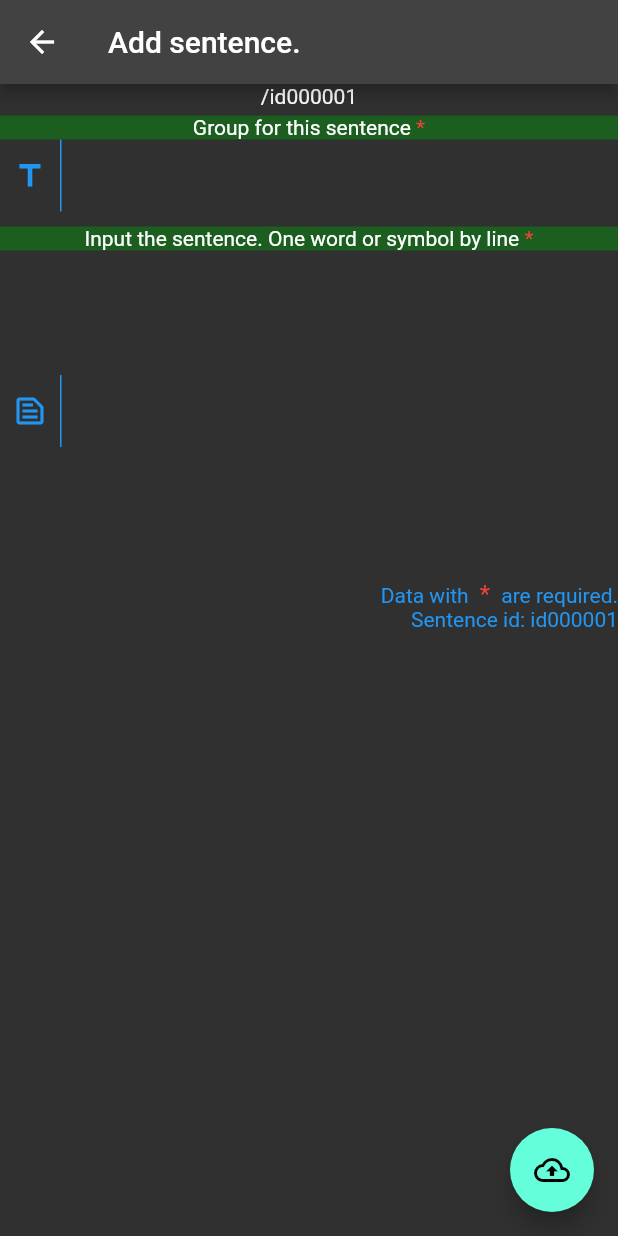
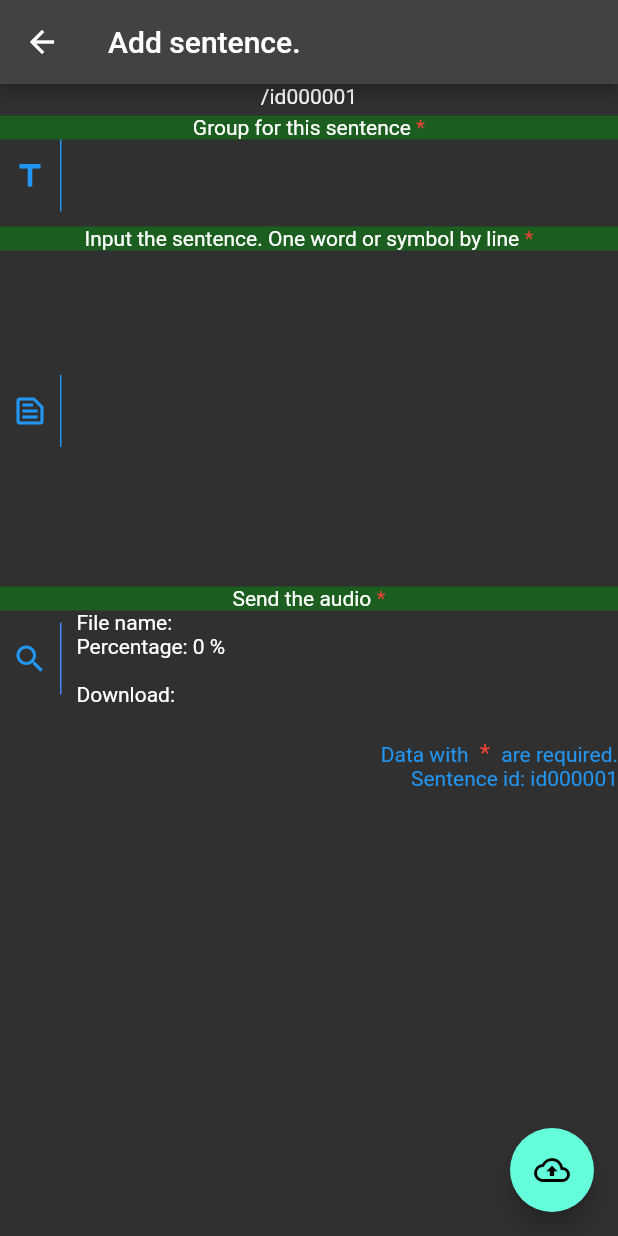
Before and after one commit to catalunha/transcribing2, a Flutter app: the PhrasePage screen opened by its route, after a tap on the "add" icon, on a phone screen of 412 x 824 dp. Run offline on Flutter 3.47's test engine with Material 2 defaults, Android fonts, the phone set to English and light mode, and no system bars; our stand-ins replace cloud_firestore, file_picker, firebase_auth, firebase_core, firebase_storage, get and 1 more; accounts and stored records are empty; network calls fail.

Commit message:
upload ok.

```diff
--- a/lib/app/data/model/phrase_model.dart
+++ b/lib/app/data/model/phrase_model.dart
@@ -7,15 +7,15 @@ class PhraseModel {
   static const String collection = 'phrase';
   final String id;
 
-  final UserRef teacher;
-  final String group;
-  final List<String> phraseList;
-  final String phraseAudio;
+  UserRef teacher;
+  String group;
+  List<String> phraseList;
+  String phraseAudio;
 
-  final bool isArchived;
+  bool isArchived;
 
-  final String? phraseImage;
-  final List<String>? phraseListImage;
+  String? phraseImage;
+  List<String>? phraseListImage;
   PhraseModel({
     required this.id,
     required this.teacher,
--- a/lib/app/modules/phrase/phrase_addedit.dart
+++ b/lib/app/modules/phrase/phrase_addedit.dart
@@ -7,81 +7,154 @@ import 'package:transcribing2/app/widget/input_description.dart';
 import 'package:transcribing2/app/widget/input_title.dart';
 import 'package:transcribing2/app/widget/required_id.dart';
 
-class PhraseAddEdit extends StatefulWidget {
-  PhraseController controller = Get.find<PhraseController>();
+class PhraseAddEdit extends GetView<PhraseController> {
+// class PhraseAddEdit extends StatefulWidget {
+//   PhraseController controller = Get.find<PhraseController>();
 
-  PhraseAddEdit({
-    Key? key,
-  }) : super(key: key);
+//   PhraseAddEdit({
+//     Key? key,
+//   }) : super(key: key);
 
-  @override
-  _PhraseAddEditState createState() => _PhraseAddEditState();
-}
+//   @override
+//   _PhraseAddEditState createState() => _PhraseAddEditState();
+// }
 
-class _PhraseAddEditState extends State<PhraseAddEdit> {
-  // late PhraseController controller;
+// class _PhraseAddEditState extends State<PhraseAddEdit> {
+//   // late PhraseController controller;
 
-  // // _PhraseAddEditState();
-  // @override
-  // void initState() {
-  //   super.initState();
-  //   controller = widget.phraseController;
-  // }
+//   // // _PhraseAddEditState();
+//   // @override
+//   // void initState() {
+//   //   super.initState();
+//   //   controller = phraseController;
+//   // }
 
   @override
   Widget build(BuildContext context) {
     return Scaffold(
       appBar: AppBar(
-        title:
-            Text('${widget.controller.addOrEdit ? "Add" : "Edit"} sentence.'),
+        title: Text('${controller.addOrEdit ? "Add" : "Edit"} sentence.'),
       ),
       body: SingleChildScrollView(
-        child: Form(
-            key: widget.controller.formKey,
+        child: Column(
+          children: [
+            Form(
+              key: controller.formKey,
               child: Column(
                 mainAxisSize: MainAxisSize.min,
                 children: [
-                Text(
-                    '${widget.controller.model.teacher.id}/${widget.controller.model.id}'),
+                  Text('${controller.model.teacher.id}/${controller.model.id}'),
                   InputTitle(
                     label: 'Group for this sentence',
                     required: true,
-                  initialValue: widget.controller.model.group,
-                  validator: widget.controller.formValidateRequiredText,
+                    initialValue: controller.model.group,
+                    validator: controller.formValidateRequiredText,
                     onChanged: (value) {
-                    widget.controller.formOnChangeField(group: value);
+                      controller.formOnChangeField(group: value);
                     },
                   ),
                   InputDescription(
                     label: 'Input the sentence. One word or symbol by line',
                     required: true,
-                  initialValue: widget.controller.model.phraseList.join('\n'),
-                  validator: widget.controller.formValidateRequiredText,
+                    initialValue: controller.model.phraseList.join('\n'),
+                    validator: controller.formValidateRequiredText,
                     onChanged: (value) {
-                    widget.controller.formOnChangeField(phrase: value);
+                      controller.formOnChangeField(phrase: value);
                     },
                   ),
                   // UploadWidget(
                   //   label: 'Send the audio',
                   //   requiredField: true,
                   //   pathInFirestore:
-                //       '${widget.controller.model.teacher.id}/${widget.controller.model.id}',
+                  //       '${controller.model.teacher.id}/${controller.model.id}',
+                  //   setStateWidget: () {
+                  //     print('setState in phraseAddEdit');
+                  //     setState(() {});
+                  //   },
+                  // ),
+                ],
+              ),
+            ),
+            // Obx(() {
+            //   return UploadWidget(
+            //     label: 'Send the audio',
+            //     requiredField: true,
+            //     pathInFirestore:
+            //         '${controller.model.teacher.id}/${controller.model.id}',
+            //     setStateWidget: () {
+            //       print('setState in phraseAddEdit');
+            //       // setState(() {});
+            //     },
+            //   );
+            // }),
+            UploadWidget(
+              label: 'Send the audio',
+              requiredField: true,
+              pathInFirestore:
+                  '${controller.model.teacher.id}/${controller.model.id}',
+              getUrl: (url) {
+                print('setState in phraseAddEdit');
+                controller.formOnChangeField(phraseAudio: url);
+                // setState(() {});
+              },
+            ),
+            Obx(() {
+              return Text('${controller.model.phraseAudio}');
+            }),
+            RequiredId(
+              message: 'Sentence id: ${controller.model.id}',
+            ),
+          ],
+        ),
+        /*
+        child: Form(
+          key: controller.formKey,
+          child: Column(
+            mainAxisSize: MainAxisSize.min,
+            children: [
+              Text(
+                  '${controller.model.teacher.id}/${controller.model.id}'),
+              InputTitle(
+                label: 'Group for this sentence',
+                required: true,
+                initialValue: controller.model.group,
+                validator: controller.formValidateRequiredText,
+                onChanged: (value) {
+                  controller.formOnChangeField(group: value);
+                },
+              ),
+              InputDescription(
+                label: 'Input the sentence. One word or symbol by line',
+                required: true,
+                initialValue: controller.model.phraseList.join('\n'),
+                validator: controller.formValidateRequiredText,
+                onChanged: (value) {
+                  controller.formOnChangeField(phrase: value);
+                },
+              ),
+              // UploadWidget(
+              //   label: 'Send the audio',
+              //   requiredField: true,
+              //   pathInFirestore:
+              //       '${controller.model.teacher.id}/${controller.model.id}',
               //   setStateWidget: () {
               //     print('setState in phraseAddEdit');
               //     setState(() {});
               //   },
               // ),
               RequiredId(
-                  message: 'Sentence id: ${widget.controller.model.id}',
+                message: 'Sentence id: ${controller.model.id}',
               ),
             ],
-            )),
+          ),
+        ),
+        */
       ),
       floatingActionButton: FloatingActionButton(
         tooltip: 'Save this data in cloud',
         child: const Icon(AppIconData.saveInCloud),
         onPressed: () {
-          widget.controller.formSubmit();
+          controller.formSubmit();
         },
       ),
     );
--- a/lib/app/modules/upload/upload_widget.dart
+++ b/lib/app/modules/upload/upload_widget.dart
@@ -4,12 +4,13 @@ import 'package:transcribing2/app/modules/upload/upload_controller.dart';
 import 'package:transcribing2/app/theme/app_icon.dart';
 import 'package:url_launcher/url_launcher.dart';
 
+// class UploadWidget extends GetView<UploadController> {
 class UploadWidget extends StatelessWidget {
-  UploadController controller = Get.find<UploadController>();
-
+  // UploadController controller = Get.find<UploadController>();
+  UploadController controller = Get.put(UploadController());
   final String label;
   final bool requiredField;
-  final VoidCallback setStateWidget;
+  final Function(String) getUrl;
   final String pathInFirestore;
   // final VoidCallback uploadingFile;
   // final double percentageOfUpload;
@@ -19,7 +20,7 @@ class UploadWidget extends StatelessWidget {
     Key? key,
     required this.label,
     required this.requiredField,
-    required this.setStateWidget,
+    required this.getUrl,
     required this.pathInFirestore,
     // required this.uploadingFile,
     // required this.percentageOfUpload,
@@ -55,11 +56,18 @@ class UploadWidget extends StatelessWidget {
           Row(
             mainAxisSize: MainAxisSize.min,
             children: [
-              const Padding(
-                padding: EdgeInsets.symmetric(horizontal: 8),
-                child: Icon(
-                  AppIconData.attachFile,
-                  color: Colors.blue,
+              Padding(
+                padding: const EdgeInsets.symmetric(horizontal: 8),
+                child: GestureDetector(
+                  onTap: () async {
+                    await controller.selectFileUpload();
+                    controller.upload(pathInFirestore);
+                    controller.setExternalGetUrl(getUrl);
+                  },
+                  child: const Icon(
+                    AppIconData.search,
+                    color: Colors.blue,
+                  ),
                 ),
               ),
               Container(
@@ -67,27 +75,37 @@ class UploadWidget extends StatelessWidget {
                 height: 48,
                 color: Colors.blueAccent,
               ),
+              const SizedBox(
+                width: 10,
+              ),
               Expanded(
                 child: Column(
                   mainAxisSize: MainAxisSize.min,
+                  crossAxisAlignment: CrossAxisAlignment.start,
                   children: [
-                    ListTile(
-                        leading: const Icon(AppIconData.search),
-                        title: const Text('1º Select the file'),
-                        // subtitle: Text(selectedLocalFileName),
-                        onTap: () async {
-                          await controller.selectFileUpload();
-                          controller.upload(pathInFirestore);
-                          setStateWidget();
-                        }),
+                    // ListTile(
+                    //   leading: const Icon(AppIconData.search),
+                    //   title: const Text('1º Select the file'),
+                    //   // subtitle: Text(selectedLocalFileName),
+                    //   onTap: () async {
+                    //     await controller.selectFileUpload();
+                    //     controller.upload(pathInFirestore);
+                    //     setStateWidget();
+                    //   },
+                    // ),
                     Obx(() {
-                      return Text('${controller.fileName}');
+                      return Text('File name: ${controller.fileName.value}');
                     }),
                     Obx(() {
-                      return Text('${controller.uploadPercentage}');
+                      return Text(
+                          'Percentage: ${controller.uploadPercentage} %');
                     }),
                     Obx(() {
                       return Text('${controller.urlForDownload}');
+                    }),
+                    Obx(() {
+                      return Text(
+                          'Download: ${controller.isDownloadComplet.value ? "completed" : ""}');
                     }),
                     // ListTile(
                     //   leading: const Icon(AppIconData.saveInCloud),
```
Also changed, not shown: lib/app/modules/phrase/phrase_controller.dart (+28 -7 lines), lib/app/modules/upload/upload_controller.dart (+31 -11 lines). Lines whose indentation alone changed are shown as unchanged.
